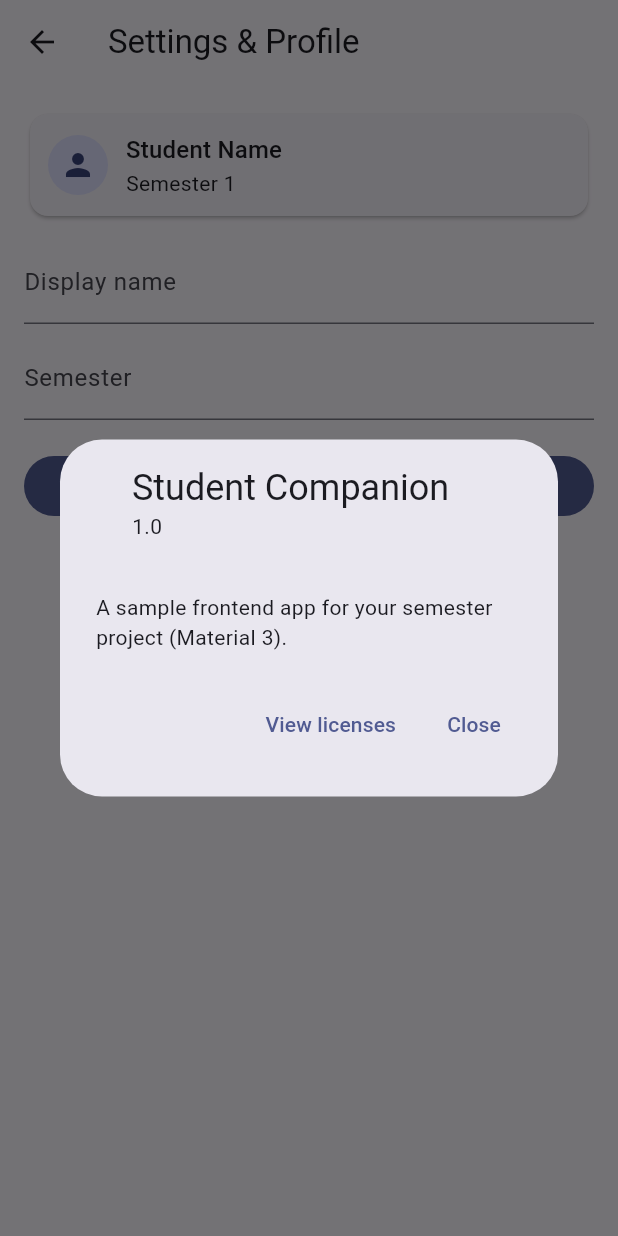
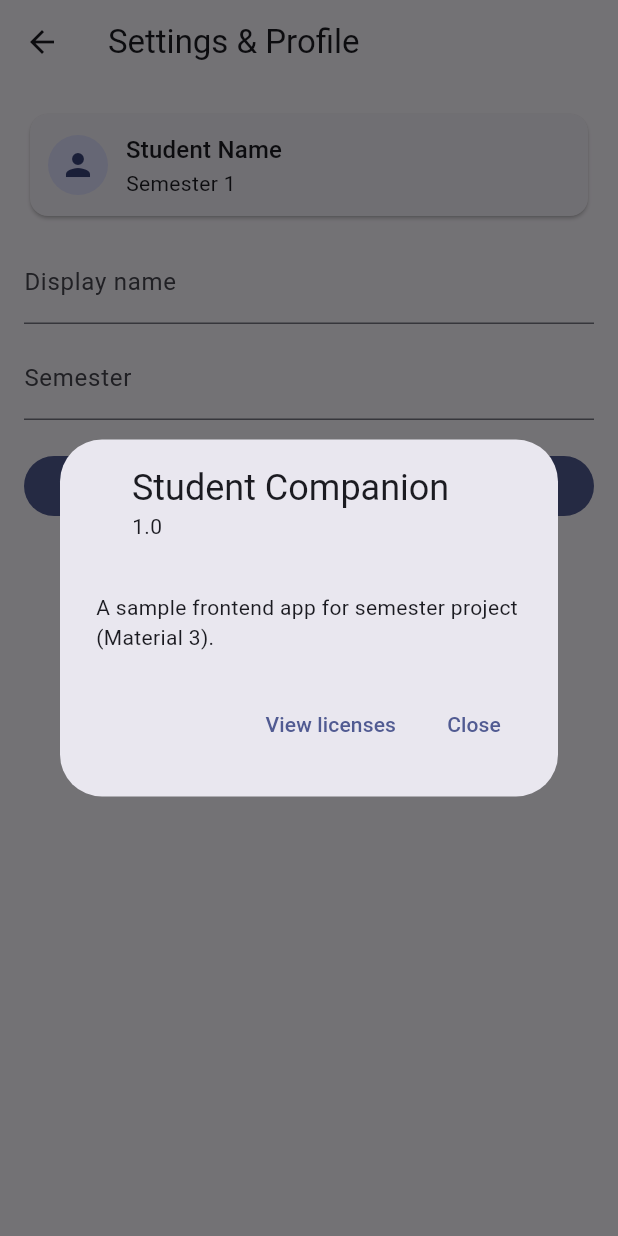
Before and after one commit to 56474-MJN/Flutter-Project, a Flutter app: the SettingsScreen screen opened directly with empty values, after a tap on "About", on a phone screen of 412 x 824 dp. Run offline on Flutter 3.47's test engine with Material 3 defaults, Android fonts, the phone set to English and light mode, and no system bars.

Commit message:
Updated Code

```diff
--- a/lib/screens/Home.dart
+++ b/lib/screens/Home.dart
@@ -16,7 +16,7 @@ class HomeDashboard extends StatefulWidget {
 class _HomeDashboardState extends State<HomeDashboard> {
   @override
   Widget build(BuildContext context) {
-    // Mobile-first: single column layout with large touch targets
+
     return Scaffold(
       appBar: AppBar(
         title: const Text('Dashboard'),
--- a/lib/screens/gpa_calculators.dart
+++ b/lib/screens/gpa_calculators.dart
@@ -21,7 +21,7 @@ class _GpaCalculatorScreenState extends State<GpaCalculatorScreen> {
 
   @override
   Widget build(BuildContext context) {
-    // Dummy sample data for UI display (not stored)
+    // Dummy sample data for UI display
     final courses = [
       {'name': 'Software Engineering', 'credits': 3.0, 'grade': 'A'},
       {'name': 'Database Systems', 'credits': 4.0, 'grade': 'B+'},
--- a/lib/screens/login.dart
+++ b/lib/screens/login.dart
@@ -1,5 +1,4 @@
 import 'package:flutter/material.dart';
-
 import 'Home.dart';
 class LoginScreen extends StatefulWidget {
   final Function(bool) onThemeChange;
--- a/lib/screens/schedule.dart
+++ b/lib/screens/schedule.dart
@@ -5,7 +5,6 @@ class ScheduleScreen extends StatefulWidget {
   @override
   State<ScheduleScreen> createState() => _ScheduleScreenState();
 }
-
 class _ScheduleScreenState extends State<ScheduleScreen> {
   final TextEditingController _titleCtl = TextEditingController();
   final TextEditingController _timeCtl = TextEditingController();
--- a/lib/screens/settings.dart
+++ b/lib/screens/settings.dart
@@ -49,7 +49,7 @@ class _SettingsScreenState extends State<SettingsScreen> {
                 context: context,
                 applicationName: 'Student Companion',
                 applicationVersion: '1.0',
-                children: const [Text('A sample frontend app for your semester project (Material 3).')],
+                children: const [Text('A sample frontend app for semester project (Material 3).')],
               );
             },
           ),
--- a/lib/screens/splash.dart
+++ b/lib/screens/splash.dart
@@ -1,4 +1,4 @@
-/* -------------------- Splash -------------------- */
+
 import 'package:flutter/material.dart';
 
 import 'login.dart';
```
Also changed, not shown: lib/main.dart (+0 -23 lines).
